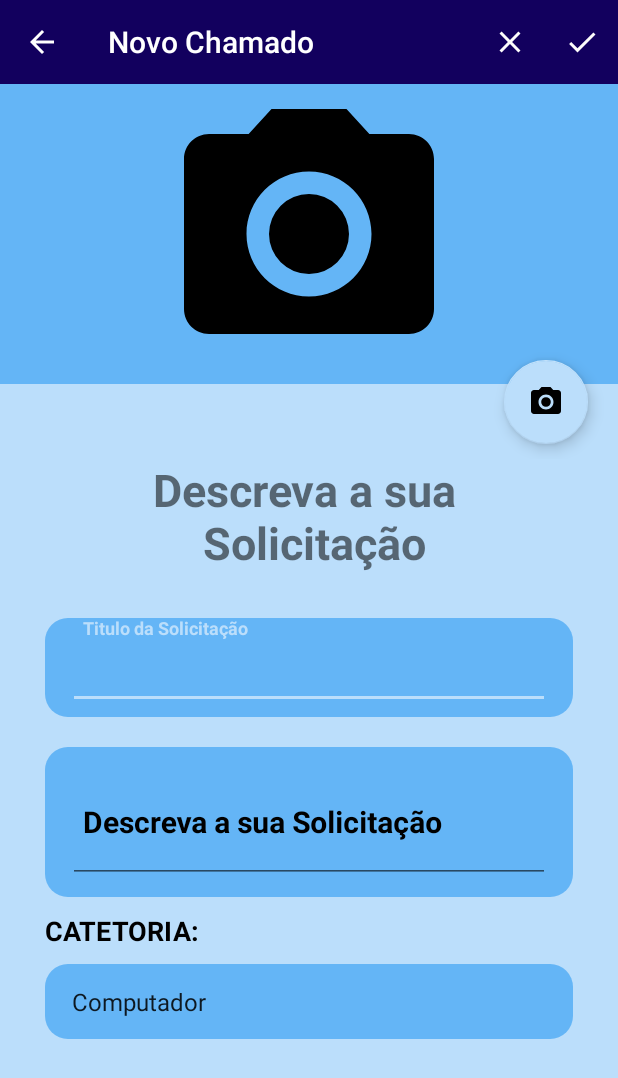
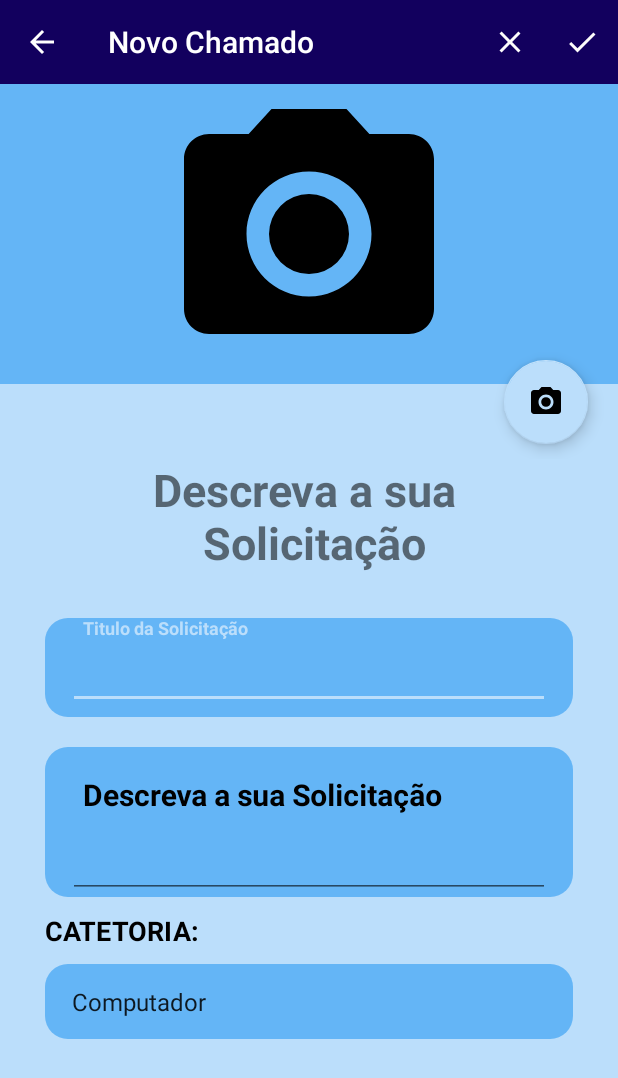
Before and after one commit to santosdiiih/app-fatec, an Android app: the ScrenChamadosActivity screen opened directly, with no data from a screen before it, after a tap on an icon or button, on a phone screen of 412 x 824 dp. Shown: the top 1078 px of the screen. Run offline under Robolectric (Android 15) with nearby library versions, the phone set to English and light mode, and no system bars.

```diff
--- a/app/src/main/java/com/example/app_fatec/view/ScrenChamadosActivity.kt
+++ b/app/src/main/java/com/example/app_fatec/view/ScrenChamadosActivity.kt
@@ -1,22 +1,31 @@
 package com.example.app_fatec.view
 
 import android.content.Intent
+import android.database.CursorWindow
+import android.os.Bundle
+import android.view.View
 import androidx.appcompat.app.AppCompatActivity
-import android.os.Bundle
-import android.util.Log
-import android.view.View
 import androidx.recyclerview.widget.LinearLayoutManager
 import com.example.app_fatec.R
 import com.example.app_fatec.adapter.ChamadosAdapter
-import com.example.app_fatec.datasource.DatasourceChamados
 import com.example.app_fatec.repository.ChamadoRepository
 import kotlinx.android.synthetic.main.activity_scren_chamados.*
 import kotlinx.android.synthetic.main.toolbar.*
-import javax.sql.DataSource
+import java.lang.reflect.Field
+
 
 class ScrenChamadosActivity : AppCompatActivity(), View.OnClickListener{
     override fun onCreate(savedInstanceState: Bundle?) {
         super.onCreate(savedInstanceState)
+
+        try {
+            val field: Field = CursorWindow::class.java.getDeclaredField("sCursorWindowSize")
+            field.setAccessible(true)
+            field.set(null, 100 * 1024 * 1024) //the 100MB is the new size
+        } catch (e: Exception) {
+            e.printStackTrace()
+        }
+
         setContentView(R.layout.activity_scren_chamados)
 
         insertToolbar()
--- a/app/src/main/res/layout/activity_chamado_new.xml
+++ b/app/src/main/res/layout/activity_chamado_new.xml
@@ -85,7 +85,7 @@
         android:id="@+id/inputTextMotivoChamado"
         android:layout_width="match_parent"
         android:layout_height="100dp"
-        android:orientation="horizontal"
+        android:orientation="vertical"
         android:textColorHint="@color/black"
         android:layout_marginLeft="30dp"
         android:layout_marginRight="30dp"
@@ -97,16 +97,16 @@
         <EditText
             android:id="@+id/txtMotivoChamado"
             android:layout_width="match_parent"
-            android:layout_height="80dp"
+            android:layout_height="90dp"
             android:layout_marginLeft="15dp"
+            android:layout_marginRight="15dp"
             android:textStyle="bold"
-            android:maxLength="250"
-            android:layout_marginRight="15dp"
-            android:layout_marginBottom="5dp"
+            android:maxLength="200"
+            android:gravity="left"
             android:hint="@string/text_motivo_chamado"
             android:textSize="20sp"
             android:paddingStart="10dp"
-            android:inputType="textCapWords"/>
+            android:inputType="textMultiLine"/>
     </com.google.android.material.textfield.TextInputLayout>
 
     <TextView
```
